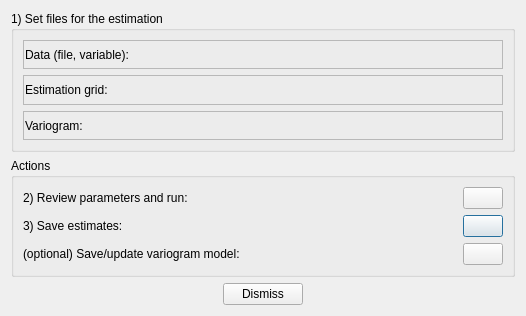
First picture: the form in dialogs/factorialkrigingdialog.ui, repository PauloCarvalhoRJ/gammaray, before the edit.
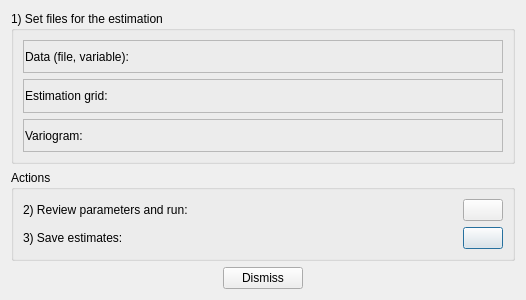
Second picture: the form after the edit. Icons and pictures are not drawn.

Commit message: FK: finishing usability.

Diff of the .ui file:
```diff
--- a/dialogs/factorialkrigingdialog.ui
+++ b/dialogs/factorialkrigingdialog.ui
@@ -7,7 +7,7 @@
     <x>0</x>
     <y>0</y>
     <width>526</width>
-    <height>316</height>
+    <height>300</height>
    </rect>
   </property>
   <property name="windowTitle">
@@ -185,24 +185,6 @@
         </property>
        </widget>
       </item>
-      <item row="2" column="1">
-       <widget class="QPushButton" name="btnSaveOrUpdateVModel">
-        <property name="text">
-         <string/>
-        </property>
-        <property name="icon">
-         <iconset resource="../resources.qrc">
-          <normaloff>:/icons/save16</normaloff>:/icons/save16</iconset>
-        </property>
-       </widget>
-      </item>
-      <item row="2" column="0">
-       <widget class="QLabel" name="label_8">
-        <property name="text">
-         <string>(optional) Save/update variogram model:</string>
-        </property>
-       </widget>
-      </item>
      </layout>
     </widget>
    </item>
```
Left out of the diff: 22 changed lines with no effect on the pictures. The commit also changes 2 other files.
